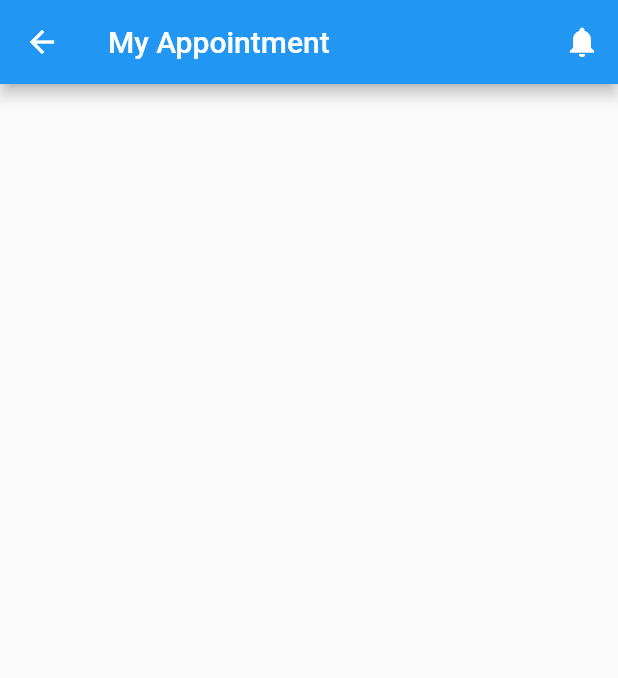
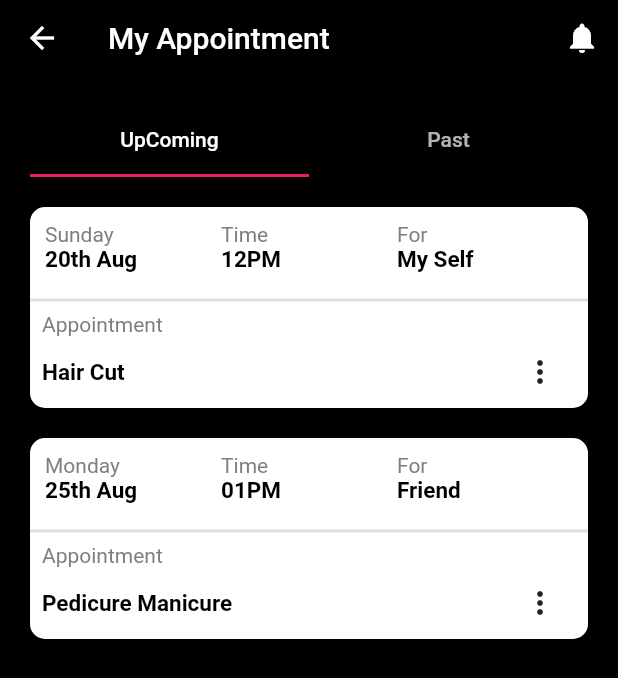
Before and after one commit to khalidchaudry/QueenSpot, a Flutter app: the MyAppointmentScreen screen opened directly, on a phone screen of 412 x 824 dp. Shown: the top 678 px of the screen. Run offline on Flutter 3.47's test engine with Material 2 defaults, Android fonts, the light colour scheme and no system bars; our stand-ins replace page_transition.

Commit message:
appointment screen complete

```diff
--- a/lib/screens/appointment_screen.dart/appointment_screen.dart
+++ /dev/null
@@ -1,13 +0,0 @@
-import 'package:flutter/material.dart';
-import 'package:queenspot/screens/utils/app_strings.dart';
-
-class MyAppointmentScreen extends StatelessWidget {
-  const MyAppointmentScreen({super.key});
-
-  @override
-  Widget build(BuildContext context) {
-    return Scaffold(
-      appBar: AppBar(title:const  Text(AppStrings.myAppoinment),actions: [IconButton(onPressed: (){}, icon: const Icon(Icons.notifications))],),
-    );
-  }
-}
--- /dev/null
+++ b/lib/screens/appointment_screen/appointment_screen.dart
@@ -0,0 +1,72 @@
+import 'package:flutter/material.dart';
+import 'package:queenspot/screens/appointment_screen/widgets/rounded_countainer_widget.dart';
+import 'package:queenspot/screens/utils/app_strings.dart';
+import 'package:queenspot/screens/utils/colors.dart';
+
+
+import '../global_widgets/global_widgets.dart';
+
+class MyAppointmentScreen extends StatelessWidget {
+  const MyAppointmentScreen({super.key});
+
+  @override
+  Widget build(BuildContext context) {
+    return DefaultTabController(
+      length: 2,
+      child: Scaffold(
+
+        backgroundColor: backgroundColor,
+        appBar:PreferredSize(preferredSize: const Size(double.infinity, 50),child:  AppBarWidget(appBarName:AppStrings.myAppoinment ,child:Row(children: [IconButton(onPressed: (){}, icon: const Icon(Icons.notifications))],) ,),),
+
+        body: SafeArea(child: Padding(padding: const EdgeInsets.all(20),child: Column(children:  [
+          const TabBar(
+            indicatorColor: Colors.pink,
+            tabs: [
+            Tab(
+              text: 'UpComing',
+
+            ),
+
+            Tab(
+              text: 'Past',
+
+            ),
+          ]),
+          SizedBox(
+            height: 500,
+            child: TabBarView(children: [
+              Column(
+                children: [
+                                   const  SizedBox(height: 20,),
+RoundedContainerWidget(radius: 10, press: (){}, day: 'Sunday', time: '12PM ', forWhat: 'My Self', work: 'Hair Cut', date:'20th Aug' ),
+
+                 const  SizedBox(height: 20,),
+
+RoundedContainerWidget(radius: 10, press: (){}, day: 'Monday', time: '01PM ', forWhat: 'Friend', work: 'Pedicure Manicure', date:'25th Aug' ),
+                ],
+              ),
+             Column(
+                children: [
+                                   const  SizedBox(height: 20,),
+RoundedContainerWidget(radius: 10, press: (){}, day: 'Friday', time: '12PM ', forWhat: 'My Self', work: 'Hair Cut', date:'20th July' ),
+
+                 const  SizedBox(height: 20,),
+
+RoundedContainerWidget(radius: 10, press: (){}, day: 'Monday', time: '01PM ', forWhat: 'Friend', work: 'Mack Up', date:'25th June' ),
+ const  SizedBox(height: 20,),
+
+RoundedContainerWidget(radius: 10, press: (){}, day: 'Tuesday', time: '03PM ', forWhat: 'Family', work: 'Hair Straightening', date:'30th June' ),
+                ],
+              ),
+
+
+
+
+            ]),
+          )
+
+        ],),),),
+      ),
+    );
+  }
+}
--- /dev/null
+++ b/lib/screens/appointment_screen/widgets/rounded_countainer_widget.dart
@@ -0,0 +1,59 @@
+import 'package:flutter/material.dart';
+import 'package:queenspot/screens/utils/colors.dart';
+import 'package:queenspot/screens/utils/constants.dart';
+
+class RoundedContainerWidget extends StatelessWidget {
+  const RoundedContainerWidget({super.key,  required this.radius, required this.press, required this.day, required this.time, required this.forWhat, required this.work, required this.date });
+
+final double radius;
+final Function() press;
+final String day,time,forWhat,work,date;
+  @override
+  Widget build(BuildContext context) {
+    return Container(
+      width: double.infinity,
+
+      decoration: BoxDecoration(
+        color: containerColor,
+        borderRadius: BorderRadius.circular(radius)),
+        child:Column(
+          crossAxisAlignment: CrossAxisAlignment.start,
+          children: [
+          Padding(
+            padding: const EdgeInsets.all(10.0),
+            child: Table(children:   [
+               TableRow( children: [
+                 Text(day,style:const TextStyle(color: Color.fromARGB(255, 128, 125, 125))),
+                          const Text('Time',style:TextStyle(color: Color.fromARGB(255, 128, 125, 125))),
+                         const  Text('For',style:TextStyle(color: Color.fromARGB(255, 128, 125, 125))),
+
+
+                        ]),
+                        TableRow( children: [
+                           Text(date, style: textStyle),
+                          Text(time, style: textStyle),
+                          Text(forWhat, style: textStyle),
+                        ]),
+            ],),
+          ),
+
+         const  Divider(thickness: 2,),
+         const Padding(
+           padding:  EdgeInsets.only(left:8.0,right: 8.0,),
+           child:  Text('Appointment',style:TextStyle(color: Color.fromARGB(255, 128, 125, 125))),
+         ),
+         Padding(
+            padding:  const EdgeInsets.only(left:8.0,right: 8.0,),
+           child: Row(
+             children:  [
+              Text(work, style: textStyle),
+             const Spacer(),
+             IconButton(onPressed: (){}, icon: const Icon(Icons.more_vert_outlined))
+             ],
+           ),
+         ),
+        ],)
+
+    );
+  }
+}
--- /dev/null
+++ b/lib/screens/appointment_screen/widgets/widget.dart
@@ -0,0 +1 @@
+export 'rounded_countainer_widget.dart';
--- /dev/null
+++ b/lib/screens/global_widgets/appbar_widget.dart
@@ -0,0 +1,15 @@
+import 'package:flutter/material.dart';
+
+import '../utils/colors.dart';
+
+class AppBarWidget extends StatelessWidget {
+  const AppBarWidget({super.key, required this.appBarName, required this.child});
+final String appBarName;
+final Widget child;
+  @override
+  Widget build(BuildContext context) {
+    return AppBar(
+
+      title:  Text(appBarName),backgroundColor: backgroundColor,actions: [child],);
+  }
+}
--- /dev/null
+++ b/lib/screens/global_widgets/global_widgets.dart
@@ -0,0 +1 @@
+export 'appbar_widget.dart';
--- a/lib/screens/routes/route_name.dart
+++ b/lib/screens/routes/route_name.dart
@@ -0,0 +1,4 @@
+class RouteName{
+  static const homeScreen='/';
+  static const appointmentScreen='/appointment';
+}
--- /dev/null
+++ b/lib/screens/screens.dart
@@ -0,0 +1,2 @@
+export 'appointment_screen/appointment_screen.dart';
+export 'home_screen/home_screen.dart';
```
Also changed, not shown: lib/main.dart (+4 -3 lines), lib/screens/home_screen/home_screen.dart (+21 -15 lines), lib/screens/routes/routes.dart (+19 -0 lines), 1 other file.
